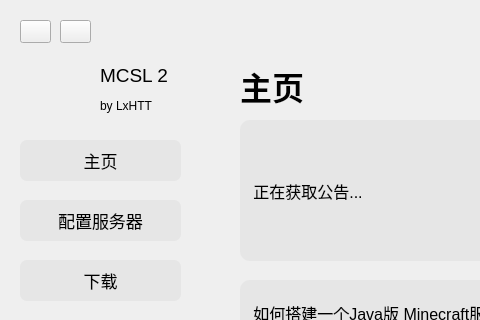
Above: MCSL2_MainWindow.ui from MCSLTeam/MCSL2 before the change; both pictures show x 0 to 480 and y 0 to 320 of the 944 by 583 pixel window. Below: the same form after it.
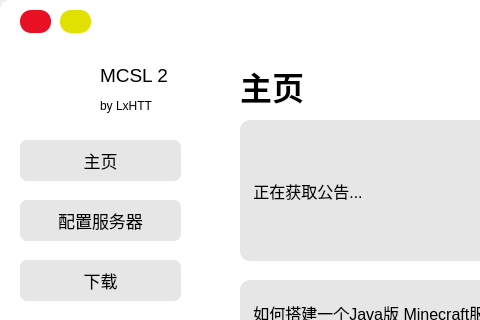
That is the form after the change. Icons and pictures are not drawn.

The edit to the form file:
```diff
--- a/MCSL2_MainWindow.ui
+++ b/MCSL2_MainWindow.ui
@@ -27,11 +27,23 @@
      <property name="geometry">
       <rect>
        <x>20</x>
-       <y>20</y>
+       <y>10</y>
        <width>31</width>
        <height>23</height>
       </rect>
      </property>
+     <property name="styleSheet">
+      <string notr="true">QPushButton
+{
+	background-color: rgb(232, 17, 35);
+	border-radius: 11px;
+}
+QPushButton:pressed
+{
+	background-color: rgb(170, 0, 0);
+	border-radius: 11px;
+}</string>
+     </property>
      <property name="text">
       <string/>
      </property>
@@ -40,11 +52,23 @@
      <property name="geometry">
       <rect>
        <x>60</x>
-       <y>20</y>
+       <y>10</y>
        <width>31</width>
        <height>23</height>
       </rect>
      </property>
+     <property name="styleSheet">
+      <string notr="true">QPushButton
+{
+	background-color: rgb(225, 225, 0);
+	border-radius: 11px;
+}
+QPushButton:pressed
+{
+	background-color: rgb(161, 161, 0);
+	border-radius: 11px;
+}</string>
+     </property>
      <property name="text">
       <string/>
      </property>
@@ -1903,6 +1927,29 @@
      </widget>
     </widget>
    </widget>
+   <widget class="QLabel" name="Background">
+    <property name="geometry">
+     <rect>
+      <x>0</x>
+      <y>0</y>
+      <width>941</width>
+      <height>581</height>
+     </rect>
+    </property>
+    <property name="styleSheet">
+     <string notr="true">QLabel
+{
+	background-color: rgb(255, 255, 255);
+	border-radius: 10px
+}</string>
+    </property>
+    <property name="text">
+     <string/>
+    </property>
+   </widget>
+   <zorder>Background</zorder>
+   <zorder>OptionsWidget</zorder>
+   <zorder>FunctionsStackedWidget</zorder>
   </widget>
  </widget>
  <resources>
```
